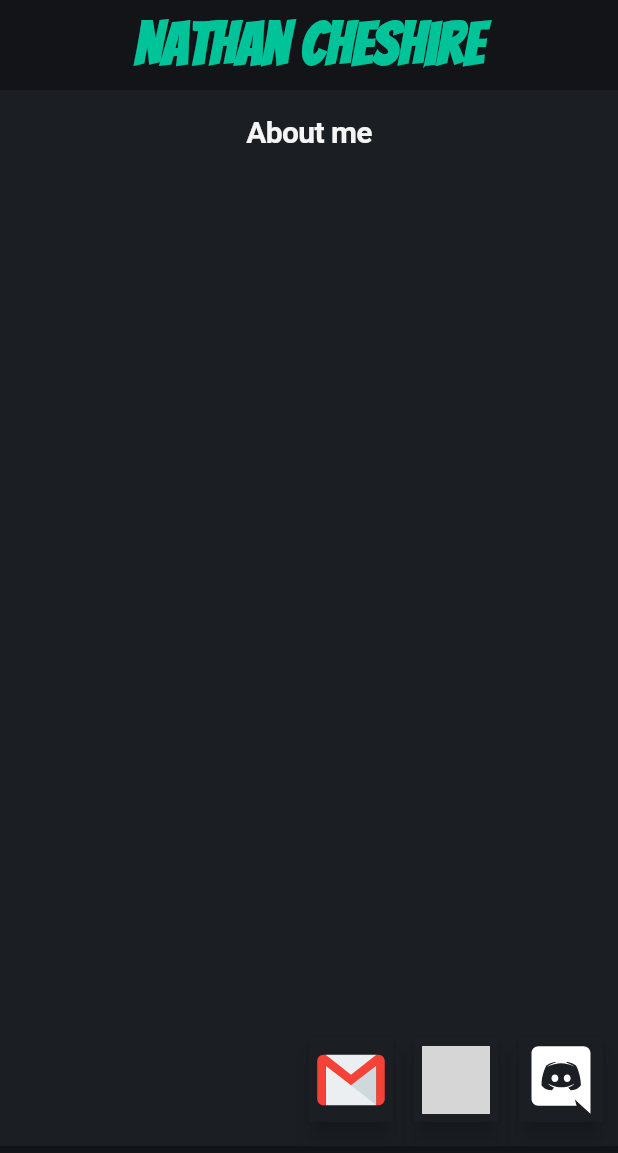
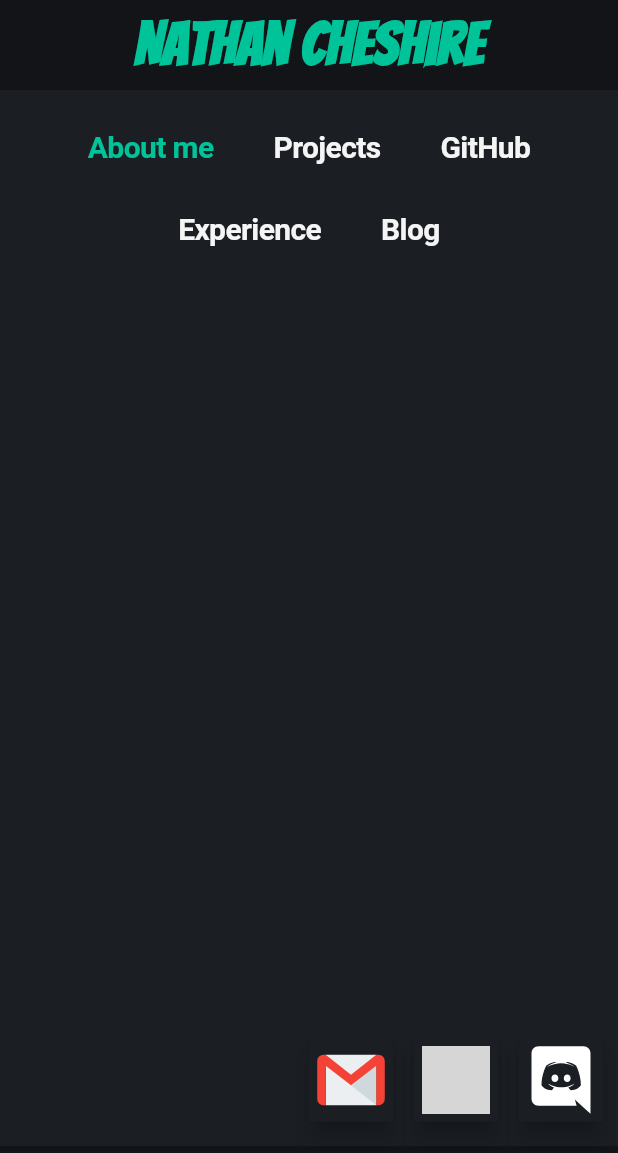
Before and after one commit to NathanCheshire/portfolio, a Flutter app: the screen it shows after launch, on a phone screen of 412 x 824 dp. Shown: the top 1153 px of the screen. Run offline on Flutter 3.47's test engine with Material 2 defaults, Android fonts, the phone set to English and light mode, and no system bars; our stand-ins replace flutter_svg, google_fonts; grey boxes are pictures that could not be loaded.

Commit message:
cleanups, modularity, navigation work

```diff
--- /dev/null
+++ b/lib/external_link_button.dart
@@ -0,0 +1,35 @@
+import 'package:flutter/material.dart';
+import 'package:flutter_svg/svg.dart';
+
+class ExternalLinkButton extends StatelessWidget {
+  final String icon;
+  final Color? color;
+  final Color? backgroundColor;
+  final Color? splashColor;
+
+  const ExternalLinkButton({
+    Key? key,
+    required this.icon,
+    this.color,
+    this.backgroundColor,
+    this.splashColor,
+  }) : super(key: key);
+
+  @override
+  Widget build(BuildContext context) {
+    return FloatingActionButton(
+      shape: BeveledRectangleBorder(borderRadius: BorderRadius.zero),
+      splashColor: splashColor,
+      focusColor: backgroundColor,
+      backgroundColor: backgroundColor,
+      onPressed: () => {},
+      child: SvgPicture.asset(
+        "assets" + "/" + icon,
+        height: 45.0,
+        width: 45.0,
+        color: color,
+        allowDrawingOutsideViewBox: true,
+      ),
+    );
+  }
+}
--- a/lib/main.dart
+++ b/lib/main.dart
@@ -3,10 +3,22 @@ import 'package:flutter/material.dart';
 import 'package:flutter_svg/flutter_svg.dart';
 import 'package:google_fonts/google_fonts.dart';
 
-import 'PortfoliPageRoute.dart';
+import 'external_link_button.dart';
+import 'portfolio_colors.dart';
+import 'portfolio_page_route.dart';
 
 void main() {
   runApp(Portfolio());
+}
+
+int currentIndex = 0;
+
+setCurrentIndex(index) {
+  currentIndex = index;
+}
+
+getCurrentIndex() {
+  return currentIndex;
 }
 
 class Portfolio extends StatelessWidget {
@@ -15,9 +27,6 @@ class Portfolio extends StatelessWidget {
     return MaterialApp(
       title: 'Nathan Cheshire',
       debugShowCheckedModeBanner: false,
-      theme: ThemeData(
-        primarySwatch: Colors.blue,
-      ),
       home: PortfolioPage(),
     );
   }
@@ -32,17 +41,9 @@ class _PortfolioPageState extends State<PortfolioPage> {
   double floatingButtonSize = 40.0;
   double bottomBarHeight = 60.0;
 
-  Color primaryBackground = Color.fromARGB(255, 18, 20, 24);
-  Color secondaryBackground = Color.fromARGB(255, 27, 31, 36);
-
-  Color primaryThemeColor = Color.fromARGB(255, 0, 195, 154);
-
-  Color offWhite = Color.fromARGB(255, 245, 245, 245);
-  Color offBlack = Color.fromARGB(255, 15, 15, 15);
-
   @override
   Widget build(BuildContext context) {
-    return Scaffold(
+    var scaffold = Scaffold(
       backgroundColor: secondaryBackground,
       floatingActionButtonLocation: FloatingActionButtonLocation.centerFloat,
       appBar: null,
@@ -57,6 +58,7 @@ class _PortfolioPageState extends State<PortfolioPage> {
               mainAxisAlignment: MainAxisAlignment.center,
               children: [
                 Center(
+                  // todo would be cool if this would ripple 3 letters to white and move along and wrap
                   child: Text("Nathan Cheshire",
                       textAlign: TextAlign.center,
                       style: GoogleFonts.bangers(
@@ -70,21 +72,19 @@ class _PortfolioPageState extends State<PortfolioPage> {
               ],
             ),
           ),
-          CupertinoButton(
-              child: Text("About me",
-                      textAlign: TextAlign.center,
-                      style: GoogleFonts.passionOne(
-                        textStyle: TextStyle(
-                          fontSize: 20,
-                          fontWeight: FontWeight.bold,
-                          color: offWhite,
-                        ),
-                      )),
-              onPressed: () {
-                Navigator.push(
-                    context,
-                    PortfoliPageRoute(widget: SecondPage()));
-              })
+          Padding(
+            padding: const EdgeInsets.fromLTRB(5, 10, 5, 10),
+            child: Wrap(
+              alignment: WrapAlignment.center,
+              children: [
+                NavigationButton(text: "About me", index: 0),
+                NavigationButton(text: "Projects", index: 1),
+                NavigationButton(text: "GitHub", index: 2),
+                NavigationButton(text: "Experience", index: 3),
+                NavigationButton(text: "Blog", index: 4),
+              ],
+            ),
+          )
         ],
       ),
       bottomNavigationBar: Container(
@@ -97,7 +97,7 @@ class _PortfolioPageState extends State<PortfolioPage> {
           Positioned(
             right: floatingButtonSize * 2 + 20 * 3.5,
             bottom: 0,
-            child: FloatingButton(
+            child: ExternalLinkButton(
               icon: "Gmail.svg",
               backgroundColor: secondaryBackground,
               splashColor: primaryThemeColor,
@@ -106,7 +106,7 @@ class _PortfolioPageState extends State<PortfolioPage> {
           Positioned(
             right: 10,
             bottom: 0,
-            child: FloatingButton(
+            child: ExternalLinkButton(
               icon: "Discord.svg",
               backgroundColor: secondaryBackground,
               color: Colors.white,
@@ -116,7 +116,7 @@ class _PortfolioPageState extends State<PortfolioPage> {
           Positioned(
             right: floatingButtonSize + 20 * 2,
             bottom: 0,
-            child: FloatingButton(
+            child: ExternalLinkButton(
               icon: "GitHub.svg",
               color: Colors.white,
               backgroundColor: secondaryBackground,
@@ -126,6 +126,37 @@ class _PortfolioPageState extends State<PortfolioPage> {
         ],
       ),
     );
+    return scaffold;
+  }
+}
+
+class NavigationButton extends StatelessWidget {
+  const NavigationButton({
+    Key? key,
+    required this.index,
+    required this.text,
+  }) : super(key: key);
+
+  final String text;
+  final int index;
+
+  @override
+  Widget build(BuildContext context) {
+    return CupertinoButton(
+        child: Text(text,
+            textAlign: TextAlign.center,
+            style: GoogleFonts.passionOne(
+              textStyle: TextStyle(
+                fontSize: 20,
+                fontWeight: FontWeight.bold,
+                color: this.index == getCurrentIndex()
+                    ? primaryThemeColor
+                    : offWhite,
+              ),
+            )),
+        onPressed: () {
+          Navigator.push(context, PortfoliPageRoute(widget: SecondPage()));
+        });
   }
 }
 
@@ -139,35 +170,3 @@ class SecondPage extends StatelessWidget {
     );
   }
 }
-
-class FloatingButton extends StatelessWidget {
-  final String icon;
-  final Color? color;
-  final Color? backgroundColor;
-  final Color? splashColor;
-
-  const FloatingButton({
-    Key? key,
-    required this.icon,
-    this.color,
-    this.backgroundColor,
-    this.splashColor,
-  }) : super(key: key);
-
-  @override
-  Widget build(BuildContext context) {
-    return FloatingActionButton(
-      shape: BeveledRectangleBorder(borderRadius: BorderRadius.zero),
-      splashColor: splashColor,
-      backgroundColor: backgroundColor,
-      onPressed: () => {},
-      child: SvgPicture.asset(
-        "assets" + "/" + icon,
-        height: 45.0,
-        width: 45.0,
-        color: color,
-        allowDrawingOutsideViewBox: true,
-      ),
-    );
-  }
-}
--- /dev/null
+++ b/lib/portfolio_colors.dart
@@ -0,0 +1,7 @@
+import 'package:flutter/cupertino.dart';
+
+const Color primaryBackground = Color.fromARGB(255, 18, 20, 24);
+const Color secondaryBackground = Color.fromARGB(255, 27, 31, 36);
+const Color primaryThemeColor = Color.fromARGB(255, 0, 195, 154);
+const Color offWhite = Color.fromARGB(255, 245, 245, 245);
+const Color offBlack = Color.fromARGB(255, 15, 15, 15);
--- a/lib/PortfoliPageRoute.dart
+++ b/lib/portfolio_page_route.dart
@@ -5,7 +5,7 @@ class PortfoliPageRoute extends PageRouteBuilder {
 
   PortfoliPageRoute({required this.widget})
       : super(
-            transitionDuration: Duration(seconds: 2),
+            transitionDuration: Duration(milliseconds: 700),
             transitionsBuilder: (BuildContext context,
                 Animation<double> animation,
                 Animation<double> secAnimation,
```
Also changed, not shown: lib/base_portfolio.dart (added).
